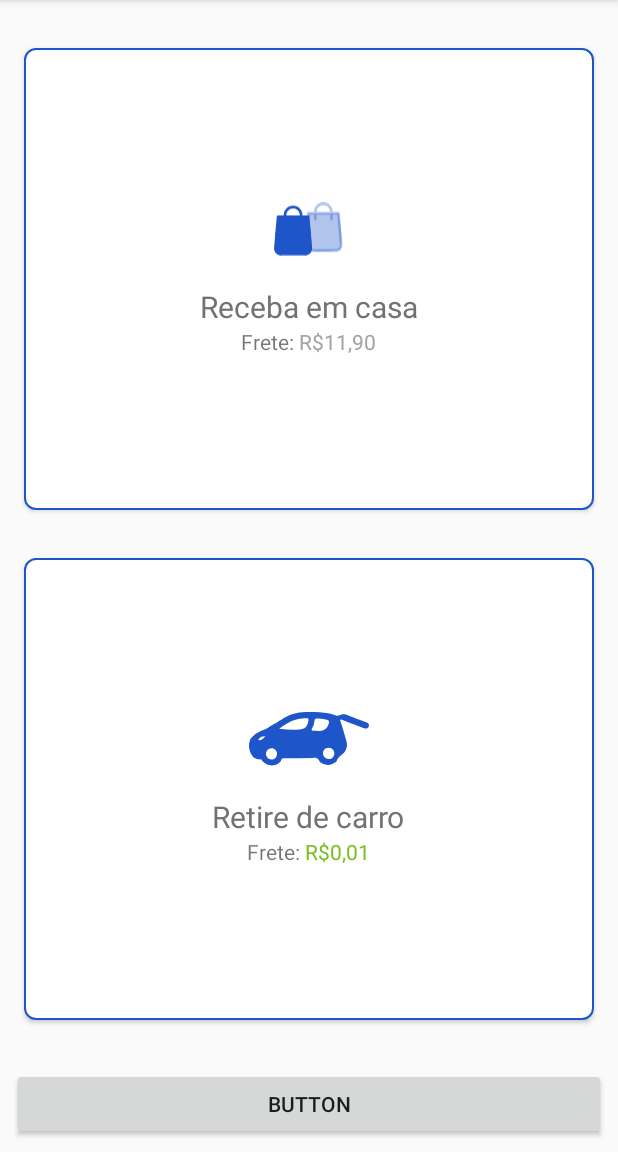
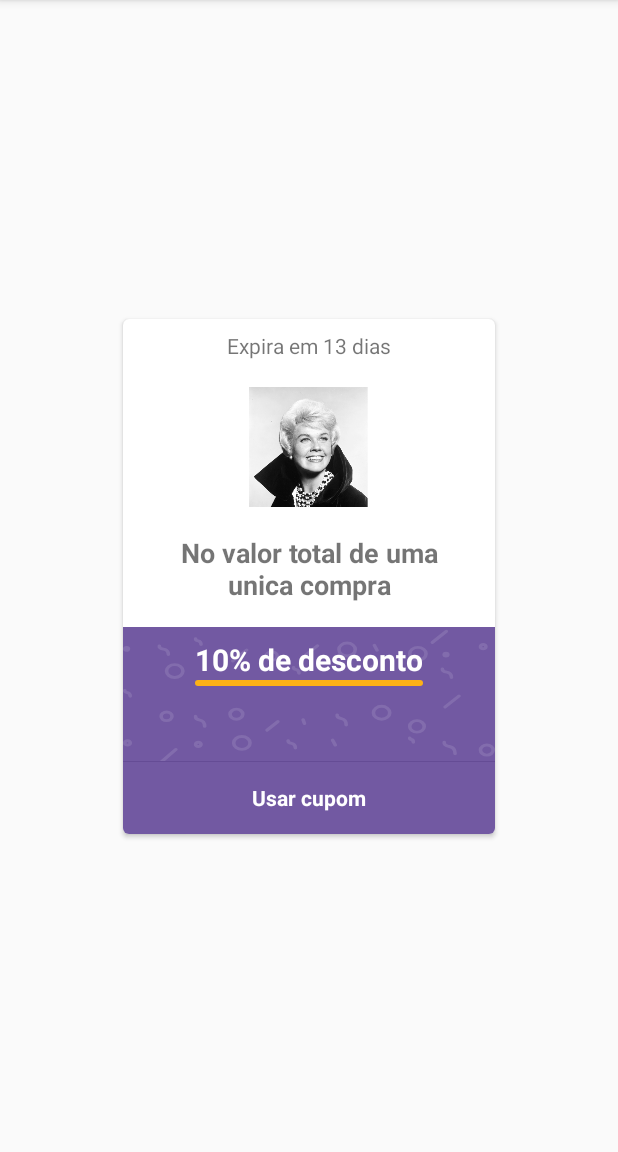
Before and after one commit to castrors/LayoutPlayground, an Android app: the screen it shows after launch (MainActivity before the commit, CouponActivity after it), on a phone screen of 412 x 824 dp, the part 84-1236 px from its top. Run offline under Robolectric (Android 15) with nearby library versions, the phone set to English and light mode, and no system bars.

Commit message:
coupon layout

```diff
--- a/app/build.gradle
+++ b/app/build.gradle
@@ -27,6 +27,7 @@ dependencies {
     implementation fileTree(include: ['*.jar'], dir: 'libs')
     implementation "org.jetbrains.kotlin:kotlin-stdlib-jre7:$kotlin_version"
     implementation 'com.android.support:appcompat-v7:27.1.1'
+    implementation 'com.android.support:cardview-v7:27.1.1'
     implementation 'com.android.support.constraint:constraint-layout:1.1.0'
     testImplementation 'junit:junit:4.12'
     androidTestImplementation 'com.android.support.test:runner:1.0.2'
--- a/app/src/main/AndroidManifest.xml
+++ b/app/src/main/AndroidManifest.xml
@@ -10,6 +10,9 @@
         android:supportsRtl="true"
         android:theme="@style/AppTheme">
         <activity android:name=".MainActivity">
+
+        </activity>
+        <activity android:name=".CouponActivity">
             <intent-filter>
                 <action android:name="android.intent.action.MAIN" />
 
--- /dev/null
+++ b/app/src/main/java/io/github/castrors/layoutplayground/CouponActivity.kt
@@ -0,0 +1,18 @@
+package io.github.castrors.layoutplayground
+
+import android.os.Bundle
+import android.support.v7.app.AppCompatActivity
+import android.widget.TextView
+
+class CouponActivity : AppCompatActivity() {
+
+    private lateinit var value: TextView
+
+    override fun onCreate(savedInstanceState: Bundle?) {
+        super.onCreate(savedInstanceState)
+        setContentView(R.layout.activity_coupon)
+
+        value = findViewById(R.id.valueText)
+    }
+
+}
--- /dev/null
+++ b/app/src/main/res/drawable/circles_foreground.xml
@@ -0,0 +1,276 @@
+<?xml version="1.0" encoding="utf-8"?>
+<vector xmlns:android="http://schemas.android.com/apk/res/android"
+    android:width="205dp"
+    android:height="92dp"
+    android:viewportWidth="205"
+    android:viewportHeight="92">
+
+    <group
+        android:translateX="-40"
+        android:translateY=".182">
+        <path
+            android:fillAlpha=".121"
+            android:fillType="evenOdd"
+            android:strokeColor="#FFF"
+            android:strokeAlpha=".121"
+            android:strokeWidth="2"
+            android:pathData="M 240.5 80.279 C 242.432996624 80.279 244 81.8133201623 244 83.706 C 244 85.5986798377 242.432996624 87.133 240.5 87.133 C 238.567003376 87.133 237 85.5986798377 237 83.706 C 237 81.8133201623 238.567003376 80.279 240.5 80.279 Z" />
+        <path
+            android:fillAlpha=".121"
+            android:fillType="evenOdd"
+            android:strokeColor="#FFF"
+            android:strokeAlpha=".121"
+            android:strokeWidth="2"
+            android:pathData="M 202 63.636 C 204.209138999 63.636 206 65.3892529197 206 67.552 C 206 69.7147470803 204.209138999 71.468 202 71.468 C 199.790861001 71.468 198 69.7147470803 198 67.552 C 198 65.3892529197 199.790861001 63.636 202 63.636 Z" />
+        <path
+            android:fillAlpha=".121"
+            android:fillType="evenOdd"
+            android:strokeColor="#FFF"
+            android:strokeAlpha=".121"
+            android:strokeWidth="2"
+            android:pathData="M 202.5 13.706 C 204.985281374 13.706 207 15.6786333922 207 18.112 C 207 20.5453666078 204.985281374 22.518 202.5 22.518 C 200.014718626 22.518 198 20.5453666078 198 18.112 C 198 15.6786333922 200.014718626 13.706 202.5 13.706 Z" />
+        <path
+            android:fillAlpha=".121"
+            android:fillType="evenOdd"
+            android:strokeColor="#FFF"
+            android:strokeAlpha=".121"
+            android:strokeWidth="2"
+            android:pathData="M 182.5 53.846 C 184.985281374 53.846 187 55.8186333922 187 58.252 C 187 60.6853666078 184.985281374 62.658 182.5 62.658 C 180.014718626 62.658 178 60.6853666078 178 58.252 C 178 55.8186333922 180.014718626 53.846 182.5 53.846 Z" />
+        <path
+            android:fillAlpha=".121"
+            android:fillType="evenOdd"
+            android:strokeColor="#FFF"
+            android:strokeAlpha=".121"
+            android:strokeWidth="2"
+            android:pathData="M 163.5 10.769 C 165.985281374 10.769 168 12.7416333922 168 15.175 C 168 17.6083666078 165.985281374 19.581 163.5 19.581 C 161.014718626 19.581 159 17.6083666078 159 15.175 C 159 12.7416333922 161.014718626 10.769 163.5 10.769 Z" />
+        <path
+            android:fillAlpha=".121"
+            android:fillType="evenOdd"
+            android:strokeColor="#FFF"
+            android:strokeAlpha=".121"
+            android:strokeWidth="2"
+            android:pathData="M 68.5 25.454 C 70.9852813742 25.454 73 27.4266333922 73 29.86 C 73 32.2933666078 70.9852813742 34.266 68.5 34.266 C 66.0147186258 34.266 64 32.2933666078 64 29.86 C 64 27.4266333922 66.0147186258 25.454 68.5 25.454 Z" />
+        <path
+            android:fillAlpha=".121"
+            android:fillType="evenOdd"
+            android:strokeColor="#FFF"
+            android:strokeAlpha=".121"
+            android:strokeWidth="2"
+            android:pathData="M 122 16.643 C 123.656854249 16.643 125 17.9579396897 125 19.58 C 125 21.2020603103 123.656854249 22.517 122 22.517 C 120.343145751 22.517 119 21.2020603103 119 19.58 C 119 17.9579396897 120.343145751 16.643 122 16.643 Z" />
+        <path
+            android:fillAlpha=".121"
+            android:fillType="evenOdd"
+            android:strokeColor="#FFF"
+            android:strokeAlpha=".121"
+            android:strokeWidth="2"
+            android:pathData="M 105.5 74.405 C 107.985281374 74.405 110 76.3776333922 110 78.811 C 110 81.2443666078 107.985281374 83.217 105.5 83.217 C 103.014718626 83.217 101 81.2443666078 101 78.811 C 101 76.3776333922 103.014718626 74.405 105.5 74.405 Z" />
+        <path
+            android:fillAlpha=".121"
+            android:fillType="evenOdd"
+            android:strokeColor="#FFF"
+            android:strokeAlpha=".121"
+            android:strokeWidth="2"
+            android:pathData="M 102.5 55.804 C 104.432996624 55.804 106 57.3383201623 106 59.231 C 106 61.1236798377 104.432996624 62.658 102.5 62.658 C 100.567003376 62.658 99 61.1236798377 99 59.231 C 99 57.3383201623 100.567003376 55.804 102.5 55.804 Z" />
+        <path
+            android:fillAlpha=".121"
+            android:fillType="evenOdd"
+            android:strokeColor="#FFF"
+            android:strokeAlpha=".121"
+            android:strokeWidth="2"
+            android:pathData="M 64 57.762 C 65.6568542495 57.762 67 59.0769396897 67 60.699 C 67 62.3210603103 65.6568542495 63.636 64 63.636 C 62.3431457505 63.636 61 62.3210603103 61 60.699 C 61 59.0769396897 62.3431457505 57.762 64 57.762 Z" />
+        <path
+            android:fillAlpha=".121"
+            android:fillType="evenOdd"
+            android:strokeColor="#FFF"
+            android:strokeAlpha=".121"
+            android:strokeWidth="2"
+            android:pathData="M 238.5 11.748 C 239.328427125 11.748 240 12.4056937025 240 13.217 C 240 14.0283062975 239.328427125 14.686 238.5 14.686 C 237.671572875 14.686 237 14.0283062975 237 13.217 C 237 12.4056937025 237.671572875 11.748 238.5 11.748 Z" />
+        <path
+            android:fillAlpha=".121"
+            android:fillType="evenOdd"
+            android:strokeColor="#FFF"
+            android:strokeAlpha=".121"
+            android:strokeWidth="2"
+            android:pathData="M 218 17.601 C 218.55228475 17.601 219 18.0487152502 219 18.601 C 219 19.1532847498 218.55228475 19.601 218 19.601 C 217.44771525 19.601 217 19.1532847498 217 18.601 C 217 18.0487152502 217.44771525 17.601 218 17.601 Z" />
+        <path
+            android:fillAlpha=".121"
+            android:fillType="evenOdd"
+            android:strokeColor="#FFF"
+            android:strokeAlpha=".121"
+            android:strokeWidth="2"
+            android:pathData="M 178 26.413 C 178.55228475 26.413 179 26.8607152502 179 27.413 C 179 27.9652847498 178.55228475 28.413 178 28.413 C 177.44771525 28.413 177 27.9652847498 177 27.413 C 177 26.8607152502 177.44771525 26.413 178 26.413 Z" />
+        <path
+            android:fillAlpha=".121"
+            android:fillType="evenOdd"
+            android:strokeColor="#FFF"
+            android:strokeAlpha=".121"
+            android:strokeWidth="2"
+            android:pathData="M 81.5 78.321 C 82.3284271247 78.321 83 78.9786937025 83 79.79 C 83 80.6013062975 82.3284271247 81.259 81.5 81.259 C 80.6715728753 81.259 80 80.6013062975 80 79.79 C 80 78.9786937025 80.6715728753 78.321 81.5 78.321 Z" />
+        <path
+            android:fillAlpha=".121"
+            android:fillType="evenOdd"
+            android:strokeColor="#FFF"
+            android:strokeAlpha=".121"
+            android:strokeWidth="2"
+            android:pathData="M 42.5 77.342 C 43.3284271247 77.342 44 77.9996937025 44 78.811 C 44 79.6223062975 43.3284271247 80.28 42.5 80.28 C 41.6715728753 80.28 41 79.6223062975 41 78.811 C 41 77.9996937025 41.6715728753 77.342 42.5 77.342 Z" />
+        <path
+            android:fillAlpha=".121"
+            android:fillType="evenOdd"
+            android:strokeColor="#FFF"
+            android:strokeAlpha=".121"
+            android:strokeWidth="2"
+            android:pathData="M 42 13.685 C 42.5522847498 13.685 43 14.1327152502 43 14.685 C 43 15.2372847498 42.5522847498 15.685 42 15.685 C 41.4477152502 15.685 41 15.2372847498 41 14.685 C 41 14.1327152502 41.4477152502 13.685 42 13.685 Z" />
+        <path
+            android:fillAlpha=".121"
+            android:fillType="evenOdd"
+            android:strokeColor="#FFF"
+            android:strokeAlpha=".121"
+            android:strokeWidth="2"
+            android:strokeLineCap="round"
+            android:pathData="M217.5,54.3356643 L225.148529,46.8475937" />
+        <path
+            android:fillAlpha=".121"
+            android:fillType="evenOdd"
+            android:strokeColor="#FFF"
+            android:strokeAlpha=".121"
+            android:strokeWidth="2"
+            android:strokeLineCap="round"
+            android:pathData="M139.5,20.0699301 L147.148529,12.5818595" />
+        <path
+            android:fillAlpha=".121"
+            android:fillType="evenOdd"
+            android:strokeColor="#FFF"
+            android:strokeAlpha=".121"
+            android:strokeWidth="2"
+            android:strokeLineCap="round"
+            android:pathData="M210.5,10.2797203 L218.148529,2.79164967" />
+        <path
+            android:fillAlpha=".121"
+            android:fillType="evenOdd"
+            android:strokeColor="#FFF"
+            android:strokeAlpha=".121"
+            android:strokeWidth="2"
+            android:strokeLineCap="round"
+            android:pathData="M119.388889,70.1087801 L125.337745,64.2847252" />
+        <path
+            android:fillAlpha=".121"
+            android:fillType="evenOdd"
+            android:strokeColor="#FFF"
+            android:strokeAlpha=".121"
+            android:strokeWidth="2"
+            android:strokeLineCap="round"
+            android:pathData="M100.5,23.006993 L108.148529,15.5189224" />
+        <path
+            android:fillAlpha=".121"
+            android:fillType="evenOdd"
+            android:strokeColor="#FFF"
+            android:strokeAlpha=".121"
+            android:strokeWidth="2"
+            android:strokeLineCap="round"
+            android:pathData="M60.5555556,92.4087024 L69.0539214,83.2566161" />
+        <path
+            android:fillAlpha=".121"
+            android:fillType="evenOdd"
+            android:strokeColor="#FFF"
+            android:strokeAlpha=".121"
+            android:strokeWidth="2"
+            android:strokeLineCap="round"
+            android:pathData="M178.5,12.2377622 L180,15.6643357" />
+        <path
+            android:fillAlpha=".121"
+            android:fillType="evenOdd"
+            android:strokeColor="#FFF"
+            android:strokeAlpha=".121"
+            android:strokeWidth="2"
+            android:strokeLineCap="round"
+            android:pathData="M155.5,76.8531469 L157,80.2797203" />
+        <path
+            android:fillAlpha=".121"
+            android:fillType="evenOdd"
+            android:strokeColor="#FFF"
+            android:strokeAlpha=".121"
+            android:strokeWidth="2"
+            android:strokeLineCap="round"
+            android:pathData="M139.25,63.0244755 L140,65.5944056" />
+        <path
+            android:fillAlpha=".121"
+            android:fillType="evenOdd"
+            android:strokeColor="#FFF"
+            android:strokeAlpha=".121"
+            android:strokeWidth="2"
+            android:strokeLineCap="round"
+            android:pathData="M217.0248,78.3216783 C216.83051,79.7866605 217.777804,80.7535158 219.866682,81.2222443 C221.955561,81.6909728 223,83.3348401 223,86.1538462" />
+        <path
+            android:fillAlpha=".121"
+            android:fillType="evenOdd"
+            android:strokeColor="#FFF"
+            android:strokeAlpha=".121"
+            android:strokeWidth="2"
+            android:strokeLineCap="round"
+            android:pathData="M158.020667,59.7202797 C157.858758,61.0021391 158.64817,61.8481375 160.388902,62.2582749 C162.129634,62.6684124 163,64.1067962 163,66.5734266" />
+        <path
+            android:fillAlpha=".121"
+            android:fillType="evenOdd"
+            android:strokeColor="#FFF"
+            android:strokeAlpha=".121"
+            android:strokeWidth="2"
+            android:strokeLineCap="round"
+            android:pathData="M131.016533,77.3426573 C130.887007,78.2582712 131.518536,78.8625558 132.911122,79.1555111 C134.303707,79.4484664 135,80.4758834 135,82.2377622" />
+        <path
+            android:fillAlpha=".121"
+            android:fillType="evenOdd"
+            android:strokeColor="#FFF"
+            android:strokeAlpha=".121"
+            android:strokeWidth="2"
+            android:strokeLineCap="round"
+            android:pathData="M80.0206668,60.6993007 C79.8587583,61.9811601 80.64817,62.8271585 82.388902,63.2372959 C84.129634,63.6474333 85,65.0858172 85,67.5524476" />
+        <path
+            android:fillAlpha=".121"
+            android:fillType="evenOdd"
+            android:strokeColor="#FFF"
+            android:strokeAlpha=".121"
+            android:strokeWidth="2"
+            android:strokeLineCap="round"
+            android:pathData="M60.0206668,12.7272727 C59.8587583,13.8260094 60.64817,14.5511509 62.388902,14.9026972 C64.129634,15.2542436 65,16.487144 65,18.6013986" />
+        <path
+            android:fillAlpha=".121"
+            android:fillType="evenOdd"
+            android:strokeColor="#FFF"
+            android:strokeAlpha=".121"
+            android:strokeWidth="2"
+            android:strokeLineCap="round"
+            android:pathData="M216.020667,28.3916084 C215.858758,29.490345 216.64817,30.2154865 218.388902,30.5670329 C220.129634,30.9185792 221,32.1514797 221,34.2657343" />
+        <path
+            android:fillAlpha=".121"
+            android:fillType="evenOdd"
+            android:strokeColor="#FFF"
+            android:strokeAlpha=".121"
+            android:strokeWidth="2"
+            android:strokeLineCap="round"
+            android:pathData="M198.008267,75.3846154 C197.943503,75.9339837 198.259268,76.2965544 198.955561,76.4723276 C199.651854,76.6481008 200,77.264551 200,78.3216783" />
+        <path
+            android:fillAlpha=".121"
+            android:fillType="evenOdd"
+            android:strokeColor="#FFF"
+            android:strokeAlpha=".121"
+            android:strokeWidth="2"
+            android:strokeLineCap="round"
+            android:pathData="M80.0124001,7.83216783 C79.915255,8.56465892 80.388902,9.04808658 81.4333412,9.28245082 C82.4777804,9.51681505 83,10.3387487 83,11.7482517" />
+        <path
+            android:fillAlpha=".121"
+            android:fillType="evenOdd"
+            android:strokeColor="#FFF"
+            android:strokeAlpha=".121"
+            android:strokeWidth="2"
+            android:strokeLineCap="round"
+            android:pathData="M134.0124,27.4125874 C133.915255,28.1450785 134.388902,28.6285062 135.433341,28.8628704 C136.47778,29.0972346 137,29.9191683 137,31.3286713" />
+        <path
+            android:fillAlpha=".121"
+            android:fillType="evenOdd"
+            android:strokeColor="#FFF"
+            android:strokeAlpha=".121"
+            android:strokeWidth="2"
+            android:strokeLineCap="round"
+            android:pathData="M41.0124001,43.0769231 C40.915255,43.8094142 41.388902,44.2928418 42.4333412,44.5272061 C43.4777804,44.7615703 44,45.5835039 44,46.993007" />
+    </group>
+</vector>
--- /dev/null
+++ b/app/src/main/res/drawable/coupon_value_background.xml
@@ -0,0 +1,9 @@
+<?xml version="1.0" encoding="utf-8"?>
+<layer-list xmlns:android="http://schemas.android.com/apk/res/android">
+    <item>
+        <shape android:shape="rectangle">
+            <solid android:color="@color/royal_purple" />
+        </shape>
+    </item>
+    <item android:drawable="@drawable/circles_foreground" />
+</layer-list>
--- /dev/null
+++ b/app/src/main/res/drawable/selector_coupon_value.xml
@@ -0,0 +1,5 @@
+<shape xmlns:android="http://schemas.android.com/apk/res/android"
+    android:shape="rectangle">
+    <solid android:color="@color/promotionPrimary" />
+    <corners android:radius="16dp" />
+</shape>
--- /dev/null
+++ b/app/src/main/res/layout/activity_coupon.xml
@@ -0,0 +1,26 @@
+<?xml version="1.0" encoding="utf-8"?>
+<android.support.constraint.ConstraintLayout xmlns:android="http://schemas.android.com/apk/res/android"
+    xmlns:app="http://schemas.android.com/apk/res-auto"
+    xmlns:tools="http://schemas.android.com/tools"
+    android:layout_width="match_parent"
+    android:layout_height="match_parent"
+    android:layout_gravity="center"
+    tools:context=".CouponActivity">
+
+    <android.support.v7.widget.CardView xmlns:card_view="http://schemas.android.com/apk/res-auto"
+        android:id="@+id/card_view"
+        android:layout_width="wrap_content"
+        android:layout_height="wrap_content"
+        android:layout_gravity="center"
+        card_view:cardCornerRadius="4dp"
+        card_view:layout_constraintBottom_toBottomOf="parent"
+        card_view:layout_constraintEnd_toEndOf="parent"
+        card_view:layout_constraintStart_toStartOf="parent"
+        card_view:layout_constraintTop_toTopOf="parent">
+
+        <include layout="@layout/card_coupon" />
+
+    </android.support.v7.widget.CardView>
+
+
+</android.support.constraint.ConstraintLayout>
--- /dev/null
+++ b/app/src/main/res/layout/card_coupon.xml
@@ -0,0 +1,120 @@
+<?xml version="1.0" encoding="utf-8"?>
+<android.support.constraint.ConstraintLayout xmlns:android="http://schemas.android.com/apk/res/android"
+    xmlns:app="http://schemas.android.com/apk/res-auto"
+    xmlns:tools="http://schemas.android.com/tools"
+    android:layout_width="match_parent"
+    android:layout_height="wrap_content"
+    android:layout_gravity="center"
+    tools:context=".CouponActivity">
+
+    <TextView
+        android:id="@+id/expiration"
+        android:layout_width="wrap_content"
+        android:layout_height="wrap_content"
+        android:layout_marginTop="8dp"
+        android:text="Expira em 13 dias"
+        app:layout_constraintBottom_toTopOf="@+id/image"
+        app:layout_constraintEnd_toEndOf="parent"
+        app:layout_constraintStart_toStartOf="parent"
+        app:layout_constraintTop_toTopOf="parent"
+        app:layout_constraintVertical_chainStyle="packed" />
+
+    <ImageView
+        android:id="@+id/image"
+        android:layout_width="80dp"
+        android:layout_height="100dp"
+        android:layout_margin="8dp"
+        app:layout_constraintBottom_toTopOf="@+id/description"
+        app:layout_constraintEnd_toEndOf="parent"
+        app:layout_constraintStart_toStartOf="parent"
+        app:layout_constraintTop_toBottomOf="@+id/expiration"
+        app:srcCompat="@drawable/dorisday" />
+
+    <TextView
+        android:id="@+id/description"
+        android:layout_width="200dp"
+        android:layout_height="wrap_content"
+        android:gravity="center"
+        android:lines="2"
+        android:layout_marginEnd="24dp"
+        android:layout_marginStart="24dp"
+        android:paddingBottom="16dp"
+        android:text="No valor total de uma unica compra"
+        android:textSize="18sp"
+        android:textStyle="bold"
+        app:layout_constraintBottom_toTopOf="@+id/value"
+        app:layout_constraintEnd_toEndOf="parent"
+        app:layout_constraintStart_toStartOf="parent"
+        app:layout_constraintTop_toBottomOf="@+id/image" />
+
+    <View
+        android:id="@+id/value"
+        android:layout_width="0dp"
+        android:layout_height="90dp"
+        android:background="@drawable/coupon_value_background"
+        app:layout_constraintBottom_toTopOf="@+id/use_coupon"
+        app:layout_constraintEnd_toEndOf="parent"
+        app:layout_constraintStart_toStartOf="parent"
+        app:layout_constraintTop_toBottomOf="@+id/description">
+    </View>
+
+
+    <TextView
+        android:id="@+id/valueText"
+        android:layout_width="wrap_content"
+        android:layout_height="wrap_content"
+        android:layout_gravity="center"
+        android:layout_marginTop="8dp"
+        android:text="10% de desconto"
+        android:textSize="20sp"
+        android:textStyle="bold"
+        android:textColor="@android:color/white"
+        app:layout_constraintBottom_toTopOf="@+id/underline"
+        app:layout_constraintEnd_toEndOf="parent"
+        app:layout_constraintHorizontal_bias="0.502"
+        app:layout_constraintStart_toStartOf="parent"
+        app:layout_constraintTop_toTopOf="@+id/value"
+        app:layout_constraintVertical_bias="0.52" />
+
+    <android.support.constraint.Barrier
+        android:id="@+id/barrier"
+        android:layout_width="0dp"
+        android:layout_height="wrap_content"
+        app:barrierDirection="top"
+        app:constraint_referenced_ids="valueText, underline"
+        />
+
+    <View
+        android:id="@+id/underline"
+        android:layout_width="0dp"
+        android:layout_height="4dp"
+        android:background="@drawable/selector_coupon_value"
+        app:layout_constraintBottom_toBottomOf="@+id/value"
+        app:layout_constraintEnd_toEndOf="@+id/valueText"
+        app:layout_constraintStart_toStartOf="@+id/valueText"
+        app:layout_constraintTop_toBottomOf="@+id/barrier" />
+
+    <View
+        android:id="@+id/separator"
+        android:layout_width="0dp"
+        android:layout_height="2dp"
+        android:background="#654C95"
+        app:layout_constraintBottom_toTopOf="@+id/use_coupon"
+        app:layout_constraintEnd_toEndOf="parent"
+        app:layout_constraintStart_toStartOf="parent"
+        app:layout_constraintTop_toBottomOf="@+id/value" />
+
+    <TextView
+        android:id="@+id/use_coupon"
+        android:layout_width="0dp"
+        android:layout_height="48dp"
+        android:background="@color/royal_purple"
+        android:textColor="@android:color/white"
+        android:gravity="center"
+        android:text="Usar cupom"
+        android:textStyle="bold"
+        app:layout_constraintBottom_toBottomOf="parent"
+        app:layout_constraintEnd_toEndOf="parent"
+        app:layout_constraintStart_toStartOf="parent"
+        app:layout_constraintTop_toBottomOf="@+id/value" />
+</android.support.constraint.ConstraintLayout>
--- a/app/src/main/res/values/colors.xml
+++ b/app/src/main/res/values/colors.xml
@@ -7,4 +7,6 @@
     <color name="gray">#ffdddddd</color>
     <color name="dark_gray">#a3a3a3</color>
     <color name="apple_green">#78be20</color>
+    <color name="royal_purple">#7259a2</color>
+    <color name="promotionPrimary">#fcb116</color>
 </resources>
```
